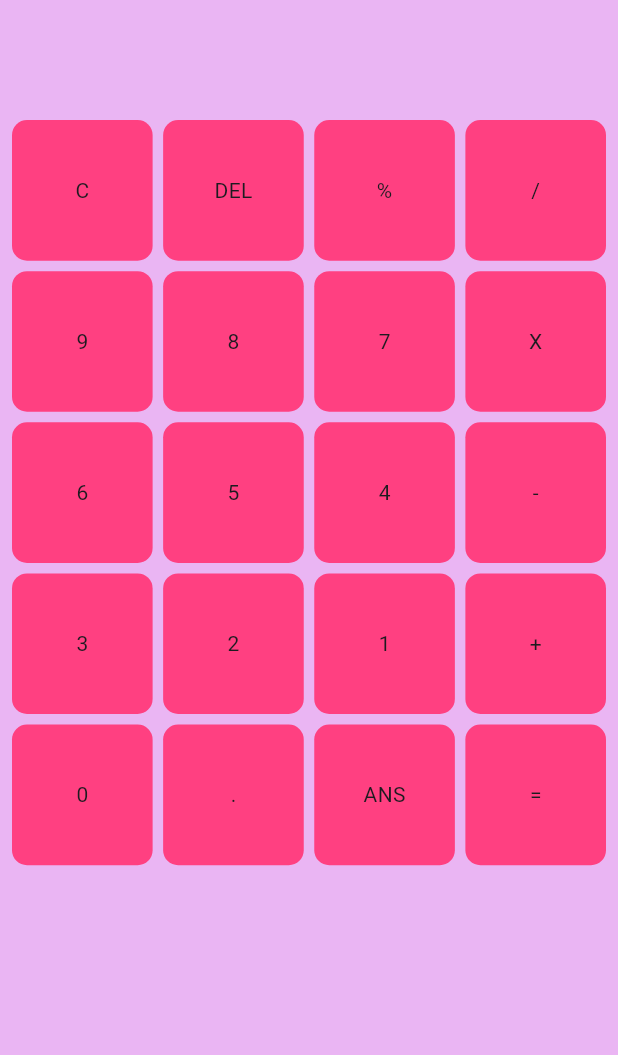
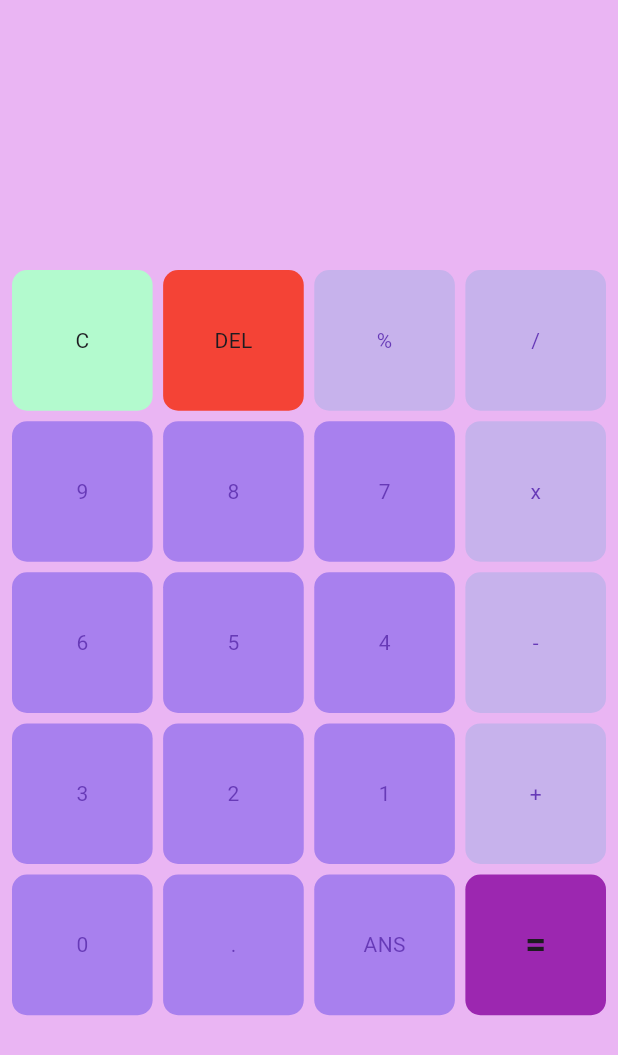
Before and after one commit to remyamp1/Calculator, a Flutter app: the screen it shows after launch, on a phone screen of 412 x 824 dp. Shown: the top 1055 px of the screen. Run offline on Flutter 3.47's test engine with Material 3 defaults, Android fonts, the phone set to English and light mode, and no system bars; our stand-ins replace math_expressions.

Commit message:
26-11-24

```diff
--- a/lib/Calculator.dart
+++ b/lib/Calculator.dart
@@ -1,4 +1,5 @@
 import 'package:flutter/material.dart';
+import 'package:math_expressions/math_expressions.dart';
 
 class CalculatorApp extends StatefulWidget {
   const CalculatorApp({super.key});
@@ -19,7 +20,7 @@ class _CalculatorAppState extends State<CalculatorApp> {
     "9",
     "8",
     "7",
-    "X",
+    "x",
     "6",
     "5",
     "4",
@@ -42,6 +43,9 @@ class _CalculatorAppState extends State<CalculatorApp> {
         padding: const EdgeInsets.all(8.0),
         child: Column(
           children: [
+            SizedBox(
+              height: 100,
+            ),
             Text(UserQuestion),
             Row(
               mainAxisAlignment: MainAxisAlignment.end,
@@ -63,20 +67,119 @@ class _CalculatorAppState extends State<CalculatorApp> {
                         crossAxisCount: 4),
                     itemCount: button.length,
                     itemBuilder: (context, index) {
+                      if (index == 0) {
+                        return GestureDetector(
+                          onTap: () {
+                            setState(() {
+                              UserAnswer = '';
+                              UserQuestion = '';
+                            });
+                          },
+                          child: Container(
+                            height: 30,
+                            width: 30,
+                            decoration: BoxDecoration(
+                                borderRadius: BorderRadius.circular(10),
+                                color:
+                                    const Color.fromARGB(255, 179, 250, 206)),
+                            child: Center(
+                              child: Text(button[index]),
+                            ),
+                          ),
+                        );
+                      } else if (index == 1) {
+                        return GestureDetector(
+                          onTap: () {
+                            setState(() {
+                              UserQuestion = UserQuestion.substring(
+                                  0, UserQuestion.length - 1);
+                            });
+                          },
+                          child: Container(
+                            height: 30,
+                            width: 30,
+                            decoration: BoxDecoration(
+                                borderRadius: BorderRadius.circular(10),
+                                color: Colors.red),
+                            child: Center(child: Text(button[index])),
+                          ),
+                        );
+                      } else if (index == button.length - 1) {
+                        return GestureDetector(
+                          onTap: () {
+                            setState(() {
+                              equalPressed();
+                            });
+                          },
+                          child: Container(
+                            height: 30,
+                            width: 30,
+                            decoration: BoxDecoration(
+                                borderRadius: BorderRadius.circular(10),
+                                color: Colors.purple),
+                            child: Center(
+                                child: Text(
+                              button[index],
+                              style: TextStyle(
+                                  fontSize: 25, fontWeight: FontWeight.bold),
+                            )),
+                          ),
+                        );
+                      } else {
+                        return GestureDetector(
+                          onTap: () {
+                            setState(() {
+                              UserQuestion += button[index];
+                            });
+                          },
+                          child: Container(
+                            height: 30,
+                            width: 30,
+                            decoration: BoxDecoration(
+                                borderRadius: BorderRadius.circular(10),
+                                color: isOperator(button[index])
+                                    ? const Color.fromARGB(255, 199, 178, 236)
+                                    : const Color.fromARGB(255, 168, 128, 238)),
+                            child: Center(
+                                child: Text(
+                              (button[index]),
+                              style: TextStyle(color: Colors.deepPurple),
+                            )),
+                          ),
+                        );
+                      }
                       return Container(
                         height: 30,
                         width: 30,
                         decoration: BoxDecoration(
                             borderRadius: BorderRadius.circular(10),
-                          color: Colors.pinkAccent),
+                            color: const Color.fromARGB(255, 248, 157, 225)),
                         child: Center(child: Text(button[index])),
-
                       );
-                  }),
-            )
+                    }))
           ],
         ),
       ),
     );
   }
+
+  bool isOperator(String x) {
+    if (x == '%' || x == '/' || x == 'x' || x == '+' || x == '-' || x == '=') {
+      return true;
+    } else {
+      return false;
     }
+  }
+
+  void equalPressed() {
+    String finalQuestion = UserQuestion;
+    finalQuestion = finalQuestion.replaceAll('x', '*');
+
+    Parser p = Parser();
+    Expression exp = p.parse(finalQuestion);
+    ContextModel cm = ContextModel();
+    double eval = exp.evaluate(EvaluationType.REAL, cm);
+
+    UserAnswer = eval.toString();
+  }
+}
--- a/pubspec.yaml
+++ b/pubspec.yaml
@@ -35,6 +35,7 @@ dependencies:
   # The following adds the Cupertino Icons font to your application.
   # Use with the CupertinoIcons class for iOS style icons.
   cupertino_icons: ^1.0.8
+  math_expressions: ^2.6.0
 
 dev_dependencies:
   flutter_test:
```
Also changed, not shown: pubspec.lock. Lines whose indentation alone changed are shown as unchanged.
